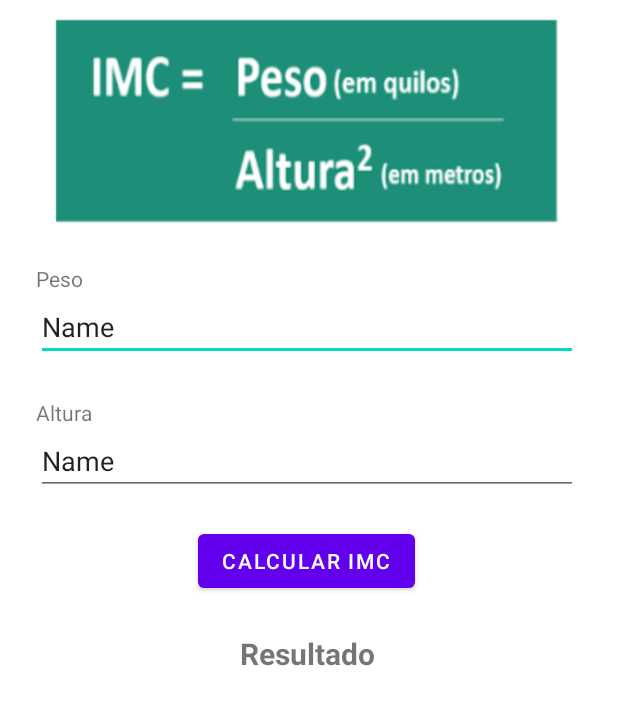
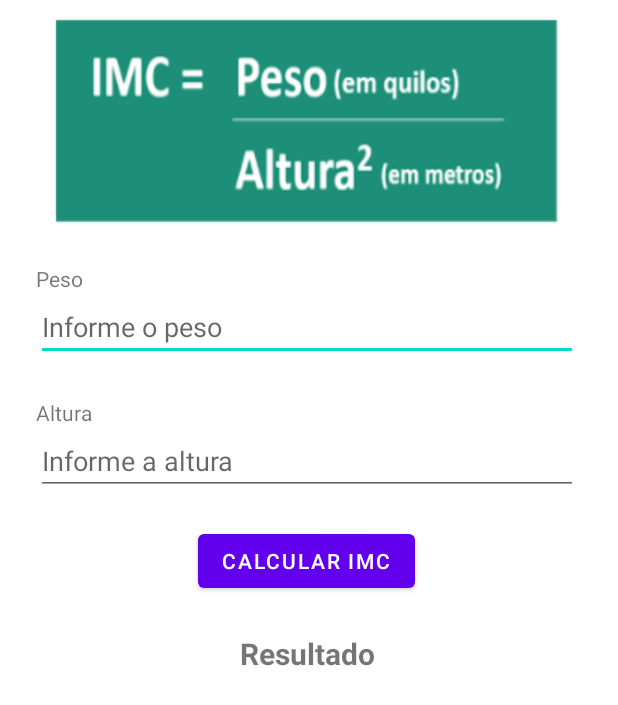
Before and after one commit to BrunoCesarAngst/IMCpoo, an Android app: the screen it shows after launch (MainActivity), on a phone screen of 412 x 824 dp. Shown: the top 705 px of the screen. Run offline under Robolectric (Android 15) with nearby library versions, the phone set to English and light mode, and no system bars.

Commit message:
Adicionado hint

```diff
--- a/app/src/main/res/layout/activity_main.xml
+++ b/app/src/main/res/layout/activity_main.xml
@@ -35,8 +35,8 @@
             android:layout_marginTop="32dp"
             android:layout_marginEnd="24dp"
             android:ems="10"
+            android:hint="Informe o peso"
             android:inputType="numberDecimal"
-            android:text="Name"
             app:layout_constraintEnd_toEndOf="parent"
             app:layout_constraintHorizontal_bias="0.0"
             app:layout_constraintStart_toStartOf="parent"
@@ -61,8 +61,8 @@
             android:layout_marginTop="44dp"
             android:layout_marginEnd="24dp"
             android:ems="10"
+            android:hint="Informe a altura"
             android:inputType="numberDecimal"
-            android:text="Name"
             app:layout_constraintEnd_toEndOf="parent"
             app:layout_constraintHorizontal_bias="0.0"
             app:layout_constraintStart_toStartOf="parent"
```
